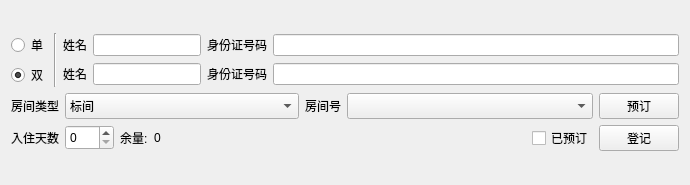
Qt form hotel/CheckInForm.ui (nusohi/hotel) before a commit.
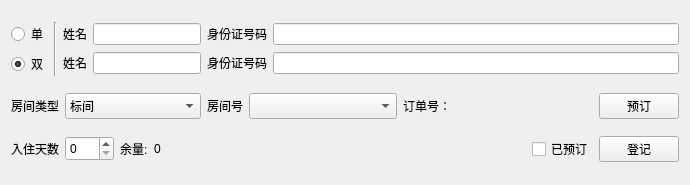
The same form after that commit.

```diff
--- a/hotel/CheckInForm.ui
+++ b/hotel/CheckInForm.ui
@@ -15,8 +15,6 @@
   </property>
   <layout class="QVBoxLayout" name="verticalLayout_2">
    <item>
-    <layout class="QVBoxLayout" name="staticPartLayout">
-     <item>
       <layout class="QHBoxLayout" name="horizontalLayout_5">
        <item>
         <layout class="QVBoxLayout" name="verticalLayout_3">
@@ -150,7 +148,7 @@
       </layout>
      </item>
      <item>
-      <layout class="QHBoxLayout" name="horizontalLayout_6">
+    <layout class="QHBoxLayout" name="horizontalLayout_9">
        <item>
         <layout class="QHBoxLayout" name="horizontalLayout_3">
          <item>
@@ -220,6 +218,24 @@
          </item>
         </layout>
        </item>
+     <item>
+      <layout class="QHBoxLayout" name="horizontalLayout_6">
+       <item>
+        <widget class="QLabel" name="ddhLabel">
+         <property name="text">
+          <string>订单号：</string>
+         </property>
+        </widget>
+       </item>
+       <item>
+        <widget class="QLabel" name="billIDLabel">
+         <property name="text">
+          <string> </string>
+         </property>
+        </widget>
+       </item>
+      </layout>
+     </item>
        <item>
         <widget class="QPushButton" name="bookBtn">
          <property name="sizePolicy">
@@ -300,7 +316,7 @@
          <item>
           <widget class="QLabel" name="noteLabel">
            <property name="text">
-            <string> </string>
+          <string/>
            </property>
           </widget>
          </item>
@@ -344,8 +360,6 @@
           <string>登记</string>
          </property>
         </widget>
-       </item>
-      </layout>
      </item>
     </layout>
    </item>
```
Lines whose indentation alone changed are shown as unchanged.
